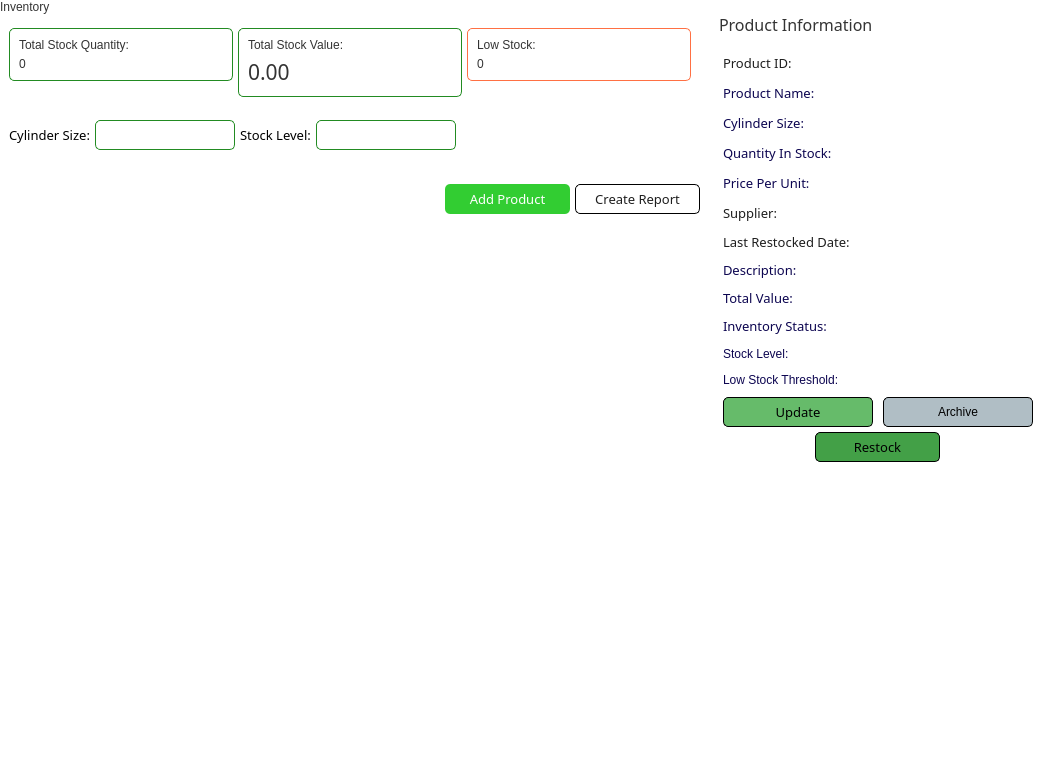
Old version of the form app/src/ui/NEW/inventory_page.ui in the repository Kazu0210/Inventory-System.
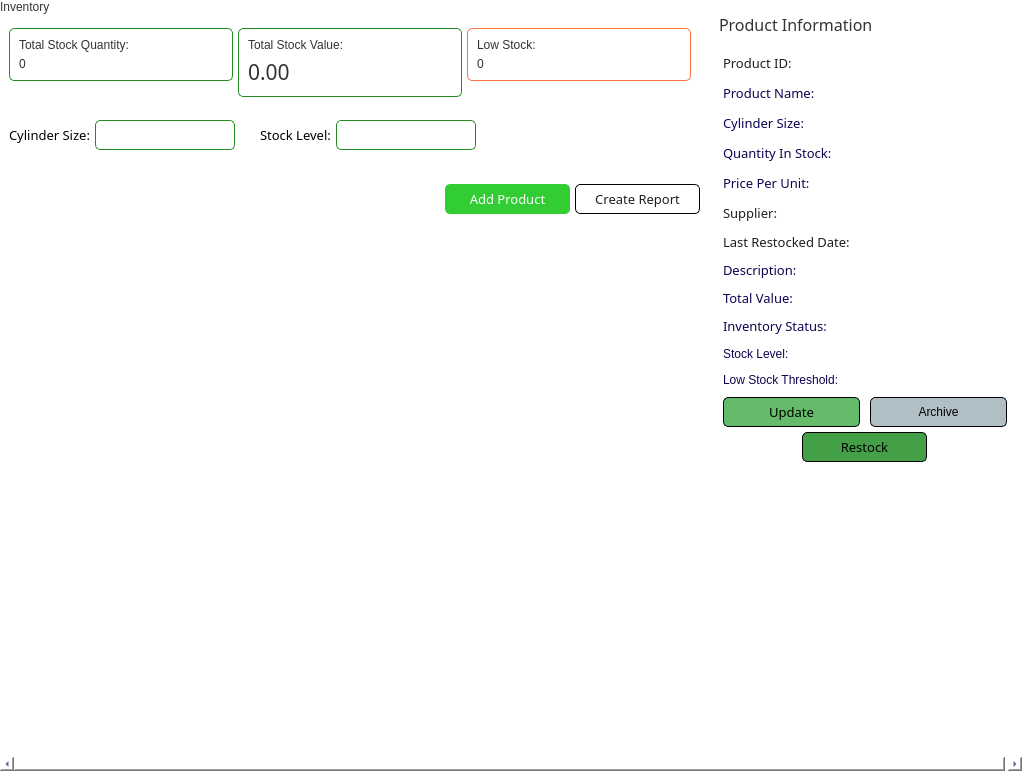
New version of the form.

The edit to the form file:
```diff
--- a/app/src/ui/NEW/inventory_page.ui
+++ b/app/src/ui/NEW/inventory_page.ui
@@ -6,7 +6,7 @@
    <rect>
     <x>0</x>
     <y>0</y>
-    <width>1051</width>
+    <width>1022</width>
     <height>771</height>
    </rect>
   </property>
@@ -49,8 +49,8 @@
        <rect>
         <x>0</x>
         <y>0</y>
-        <width>1051</width>
-        <height>771</height>
+        <width>1025</width>
+        <height>754</height>
        </rect>
       </property>
       <layout class="QHBoxLayout" name="horizontalLayout_60">
@@ -511,6 +511,22 @@
                </layout>
               </widget>
              </item>
+             <item>
+              <spacer name="horizontalSpacer">
+               <property name="orientation">
+                <enum>Qt::Horizontal</enum>
+               </property>
+               <property name="sizeType">
+                <enum>QSizePolicy::Fixed</enum>
+               </property>
+               <property name="sizeHint" stdset="0">
+                <size>
+                 <width>20</width>
+                 <height>20</height>
+                </size>
+               </property>
+              </spacer>
+             </item>
              <item alignment="Qt::AlignLeft">
               <widget class="QFrame" name="frame_5">
                <property name="styleSheet">
@@ -787,7 +803,7 @@
           <item>
            <widget class="QTableWidget" name="tableWidget">
             <property name="sizePolicy">
-             <sizepolicy hsizetype="MinimumExpanding" vsizetype="MinimumExpanding">
+             <sizepolicy hsizetype="Expanding" vsizetype="MinimumExpanding">
               <horstretch>0</horstretch>
               <verstretch>0</verstretch>
              </sizepolicy>
@@ -829,6 +845,18 @@
        </item>
        <item>
         <widget class="QFrame" name="frame_63">
+         <property name="minimumSize">
+          <size>
+           <width>320</width>
+           <height>0</height>
+          </size>
+         </property>
+         <property name="maximumSize">
+          <size>
+           <width>320</width>
+           <height>16777215</height>
+          </size>
+         </property>
          <property name="styleSheet">
           <string notr="true">#frame_63{
 background-color: #fff;
```
